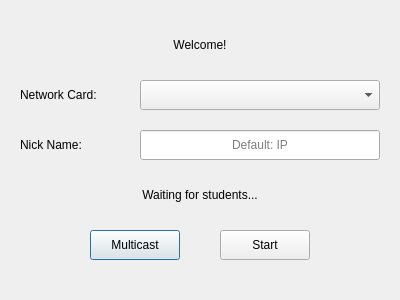
This is src/TeacherServer/startupdialog.ui in zty199/NetworkClassroom_LAN as Qt 5 draws it before an edit. The edited form follows.
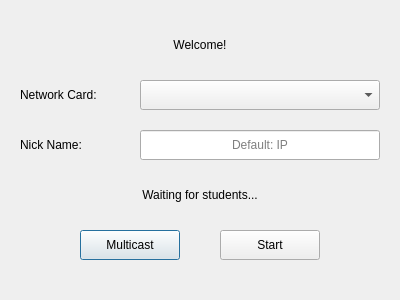
This is the edited form.

```diff
--- a/src/TeacherServer/startupdialog.ui
+++ b/src/TeacherServer/startupdialog.ui
@@ -130,9 +130,9 @@
   <widget class="QPushButton" name="btn_multicast">
    <property name="geometry">
     <rect>
-     <x>90</x>
+     <x>80</x>
      <y>230</y>
-     <width>90</width>
+     <width>100</width>
      <height>30</height>
     </rect>
    </property>
@@ -145,7 +145,7 @@
     <rect>
      <x>220</x>
      <y>230</y>
-     <width>90</width>
+     <width>100</width>
      <height>30</height>
     </rect>
    </property>
```
